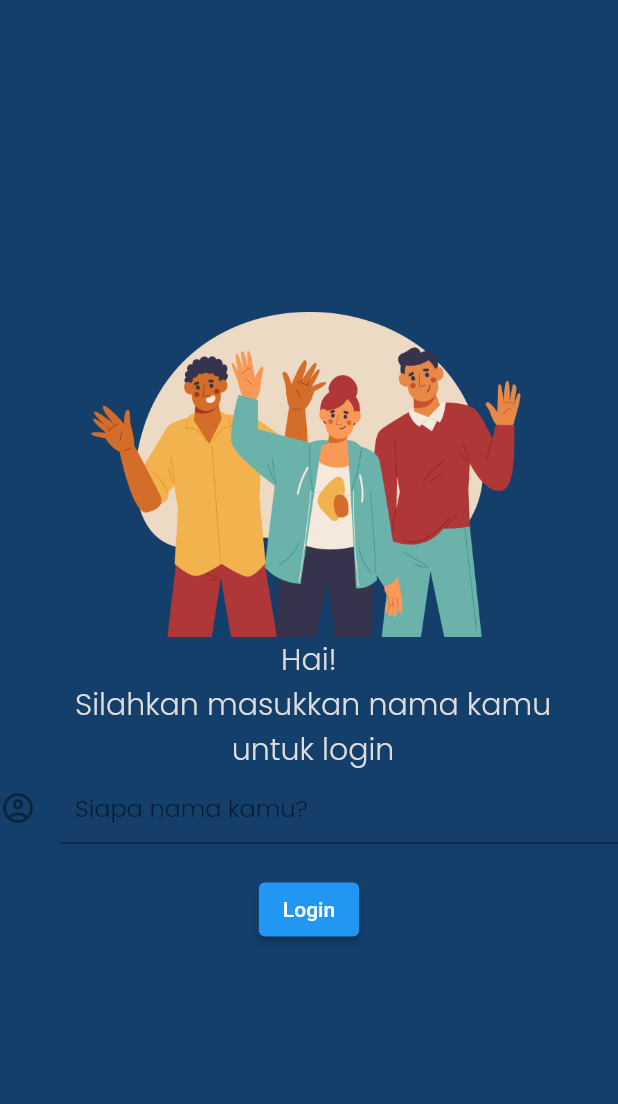
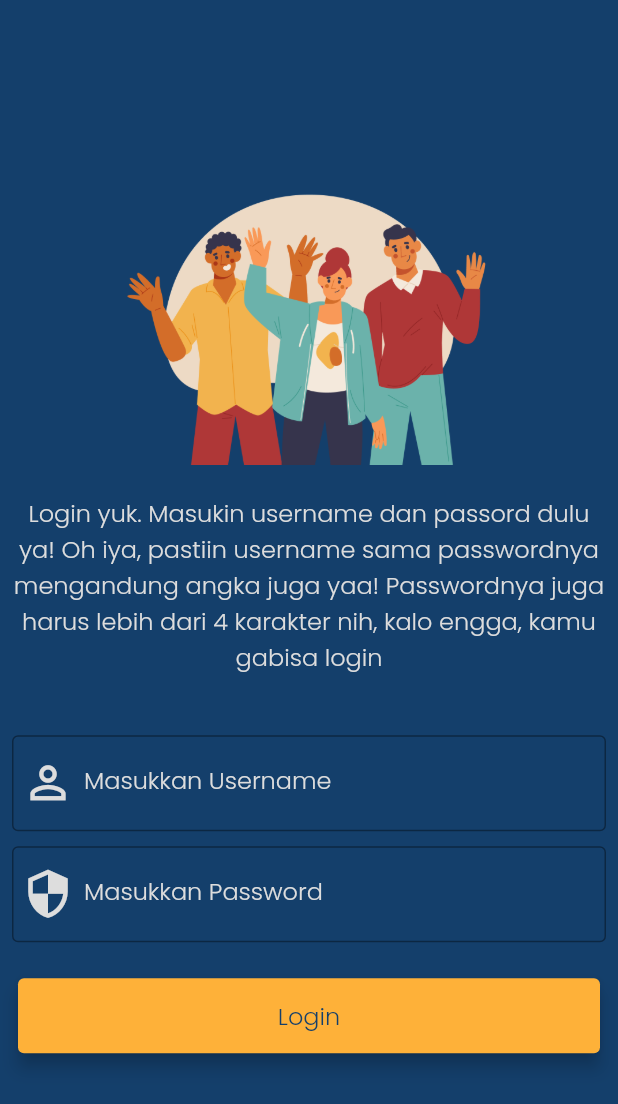
Before and after one commit to fajarikasaputra/flutter_dicoding, a Flutter app: the screen it shows after launch, on a phone screen of 412 x 824 dp. Shown: the top 1104 px of the screen. Run offline on Flutter 3.47's test engine with Material 2 defaults, Android fonts, the phone set to English and light mode, and no system bars; our stand-ins replace shared_preferences.

Commit message:
Add existing file

```diff
--- a/lib/custom_color.dart
+++ b/lib/custom_color.dart
@@ -1,5 +1,8 @@
 import 'package:flutter/material.dart';
 
-Color darkBlue = Color(0XFF143F6B);
-Color whiteOne = Color(0XFFDDDDDD);
-Color creamThis = Color(0XFFFFFDDE);
+Color darkBlue = const Color(0XFF143F6B);
+Color whiteOne = const Color(0XFFDDDDDD);
+Color creamThis = const Color(0XFFFFFDDE);
+Color newGreen = const Color(0XFF125B50);
+Color orange = const Color(0XFFFEB139);
+Color abuAbu = const Color(0XFFDFDFDE);
--- /dev/null
+++ b/lib/first_page.dart
@@ -0,0 +1,185 @@
+import 'package:coba_aplikasi/custom_color.dart';
+import 'package:coba_aplikasi/home_page.dart';
+import 'package:coba_aplikasi/text_style.dart';
+import 'package:flutter/material.dart';
+import 'package:shared_preferences/shared_preferences.dart';
+
+class FirstPage extends StatefulWidget {
+  const FirstPage({Key? key}) : super(key: key);
+
+  @override
+  State<FirstPage> createState() => _FirstPageState();
+}
+
+class _FirstPageState extends State<FirstPage> {
+  final GlobalKey<FormState> _formKey = GlobalKey<FormState>();
+  TextEditingController _userName = new TextEditingController();
+  TextEditingController _password = new TextEditingController();
+
+  String? username;
+  String? password;
+  String alert = 'Password harus lebih dari 4 karakter';
+
+  @override
+  Widget build(BuildContext context) {
+    return Flexible(
+      child: Scaffold(
+        body: Container(
+          width: MediaQuery.of(context).size.height,
+          padding: EdgeInsets.all(8.0),
+          color: darkBlue,
+          child: Column(
+            mainAxisAlignment: MainAxisAlignment.center,
+            children: [
+              Container(
+                child: Image.asset(
+                  'images/savage@2x.png',
+                  width: 250,
+                ),
+              ),
+              SizedBox(
+                height: 20,
+              ),
+              Text(
+                'Login yuk. Masukin username dan passord dulu ya! Oh iya, pastiin username sama passwordnya mengandung angka juga yaa! Passwordnya juga harus lebih dari 4 karakter nih, kalo engga, kamu gabisa login',
+                style: textContent,
+                textAlign: TextAlign.center,
+              ),
+              SizedBox(
+                height: 20,
+              ),
+              SizedBox(
+                height: 20,
+              ),
+              Flexible(
+                child: TextFormField(
+                  //username haus mengandung angka dan string
+                  style: subContent,
+                  // controller: _userName,
+                  validator: (value) {
+                    if (value == null) {
+                      return 'Masukin username dulu ya';
+                    }
+                    return null;
+                  },
+                  decoration: InputDecoration(
+                    border: OutlineInputBorder(),
+                    focusedBorder: OutlineInputBorder(
+                      borderSide: BorderSide(
+                        color: whiteOne,
+                      ),
+                    ),
+                    prefixIcon: Icon(
+                      Icons.perm_identity,
+                      color: whiteOne,
+                      size: 35,
+                    ),
+                    hintText: 'Username',
+                    hintStyle: subContent,
+                    labelText: 'Masukkan Username',
+                    labelStyle: subContent,
+                  ),
+                  onChanged: (String nameValue) {
+                    setState(() {
+                      username = nameValue;
+                    });
+                  },
+                ),
+              ),
+              SizedBox(
+                height: 10,
+              ),
+              Flexible(
+                child: TextFormField(
+                  //password harus mengandung angka
+                  style: subContent,
+                  // controller: _password,
+                  validator: (value) {
+                    if (value == null) {
+                      return 'Masukin username dulu ya';
+                    }
+                    return null;
+                  },
+                  obscureText: true,
+                  decoration: InputDecoration(
+                    border: OutlineInputBorder(),
+                    focusedBorder: OutlineInputBorder(
+                      borderSide: BorderSide(
+                        color: whiteOne,
+                      ),
+                    ),
+                    prefixIcon: Icon(
+                      Icons.security,
+                      color: whiteOne,
+                      size: 35,
+                    ),
+                    hintText: 'Password',
+                    hintStyle: subContent,
+                    labelText: 'Masukkan Password',
+                    labelStyle: subContent,
+                  ),
+                  onChanged: (String passvalue) {
+                    setState(() {
+                      password = passvalue;
+                    });
+                  },
+                ),
+              ),
+              SizedBox(
+                height: 20,
+              ),
+              Flexible(
+                child: Card(
+                  color: orange,
+                  elevation: 5,
+                  child: Container(
+                    height: 50,
+                    child: InkWell(
+                      splashColor: whiteOne,
+                      onTap: () {
+                        return loginin(password, username);
+                      },
+                      child: Center(
+                        child: Text(
+                          'Login',
+                          style: newPageColor,
+                        ),
+                      ),
+                    ),
+                  ),
+                ),
+              ),
+            ],
+          ),
+        ),
+      ),
+    );
+  }
+
+  bool maPassword(password) {
+    if (password.length < 4) {
+      return false;
+    } else {
+      return true;
+    }
+  }
+
+  bool namaPengguna(username) {
+    if (!username.contains(RegExp(r'[0-9]'))) {
+      return false;
+    } else {
+      return true;
+    }
+  }
+
+  void loginin(password, username) {
+    if (maPassword(password) && namaPengguna(username)) {
+      Navigator.push(
+        context,
+        MaterialPageRoute(builder: (context) {
+          return HomePage();
+        }),
+      );
+    }
+  }
+}
--- a/lib/main.dart
+++ b/lib/main.dart
@@ -1,5 +1,4 @@
-import 'package:coba_aplikasi/custom_color.dart';
-import 'package:coba_aplikasi/text_style.dart';
+import 'first_page.dart';
 import 'package:flutter/material.dart';
 
 void main() {
@@ -18,126 +17,7 @@ class MyApp extends StatelessWidget {
       theme: ThemeData(
         primarySwatch: Colors.blue,
       ),
-      home: NewPage(),
+      home: const FirstPage(),
     );
   }
 }
-
-class NewPage extends StatefulWidget {
-  const NewPage({Key? key}) : super(key: key);
-
-  @override
-  State<NewPage> createState() => _NewPageState();
-}
-
-String _name = '';
-
-class _NewPageState extends State<NewPage> {
-  @override
-  Widget build(BuildContext context) {
-    return MaterialApp(
-      debugShowCheckedModeBanner: false,
-      home: SafeArea(
-        child: Scaffold(
-            backgroundColor: darkBlue,
-            body: Column(
-              mainAxisAlignment: MainAxisAlignment.center,
-              children: [
-                Padding(
-                  padding: EdgeInsets.only(
-                    left: 10.0,
-                    right: 10.0,
-                  ),
-                ),
-                Image(
-                  image: AssetImage(
-                    'images/savage@2x.png',
-                  ),
-                  width: 300,
-                ),
-                Text(
-                  'Hai! \n Silahkan masukkan nama kamu \n untuk login',
-                  style: textContent,
-                  textAlign: TextAlign.center,
-                ),
-                TextField(
-                  decoration: InputDecoration(
-                    hintText: 'Siapa nama kamu?',
-                    contentPadding: EdgeInsets.only(
-                      left: 10.0,
-                      right: 10.0,
-                    ),
-                    hoverColor: whiteOne,
-                    icon: Icon(Icons.account_circle_outlined,
-                        textDirection: TextDirection.rtl),
-                  ),
-                  onChanged: (String value) {
-                    setState(
-                      () {
-                        _name = value;
-                      },
-                    );
-                  },
-                  style: subContent,
-                  textAlign: TextAlign.justify,
-                ),
-                SizedBox(
-                  height: 20,
-                ),
-                ElevatedButton(
-                  onPressed: () {
-                    showDialog(
-                        context: context,
-                        builder: (context) {
-                          return HomePage();
-                        });
-                  },
-                  child: Text('Login'),
-                )
-              ],
-            )),
-      ),
-    );
-  }
-}
-
-class HomePage extends StatelessWidget {
-  const HomePage({Key? key}) : super(key: key);
-
-  @override
-  Widget build(BuildContext context) {
-    return Scaffold(
-      backgroundColor: darkBlue,
-      body: SafeArea(
-        child: Container(
-          child: Row(
-            mainAxisAlignment: MainAxisAlignment.center,
-            children: <Widget>[
-              Column(
-                mainAxisAlignment: MainAxisAlignment.center,
-                children: <Widget>[
-                  const Image(
-                    image: AssetImage(
-                      'images/hai.png',
-                    ),
-                    width: 300,
-                  ),
-                  Text(
-                    'Selamat Datang $_name',
-                    style: textContent,
-                    textAlign: TextAlign.center,
-                  ),
-                  Text(
-                    'Terimakasih telah masuk \n dan mencoba aplikasi ini, \n aplikasi ini adalah aplikasi pembelajaran \n flutter awal. \n Oh iya, selamat berpuasa :)',
-                    style: subContent,
-                    textAlign: TextAlign.center,
-                  ),
-                ],
-              ),
-            ],
-          ),
-        ),
-      ),
-    );
-  }
-}
--- a/lib/text_style.dart
+++ b/lib/text_style.dart
@@ -1,11 +1,9 @@
-import 'dart:ui';
-
-import 'package:coba_aplikasi/custom_color.dart';
 import 'package:flutter/material.dart';
+import 'custom_color.dart';
 
 TextStyle textContent = TextStyle(
   fontFamily: 'Poppins',
-  fontSize: 20,
+  fontSize: 16,
   color: whiteOne,
   fontWeight: FontWeight.w500,
 );
@@ -26,7 +24,7 @@ TextStyle avenirFont = TextStyle(
 
 TextStyle newPageColor = TextStyle(
   fontFamily: 'Poppins',
-  fontSize: 20,
+  fontSize: 16,
   color: darkBlue,
   fontWeight: FontWeight.w500,
 );
--- a/pubspec.yaml
+++ b/pubspec.yaml
@@ -33,6 +33,7 @@ dependencies:
   # The following adds the Cupertino Icons font to your application.
   # Use with the CupertinoIcons class for iOS style icons.
   cupertino_icons: ^1.0.2
+  shared_preferences:
 
 dev_dependencies:
   flutter_test:
```
Also changed, not shown: lib/home_page.dart (added, +44 -0 lines), pubspec.lock, 2 other files.
